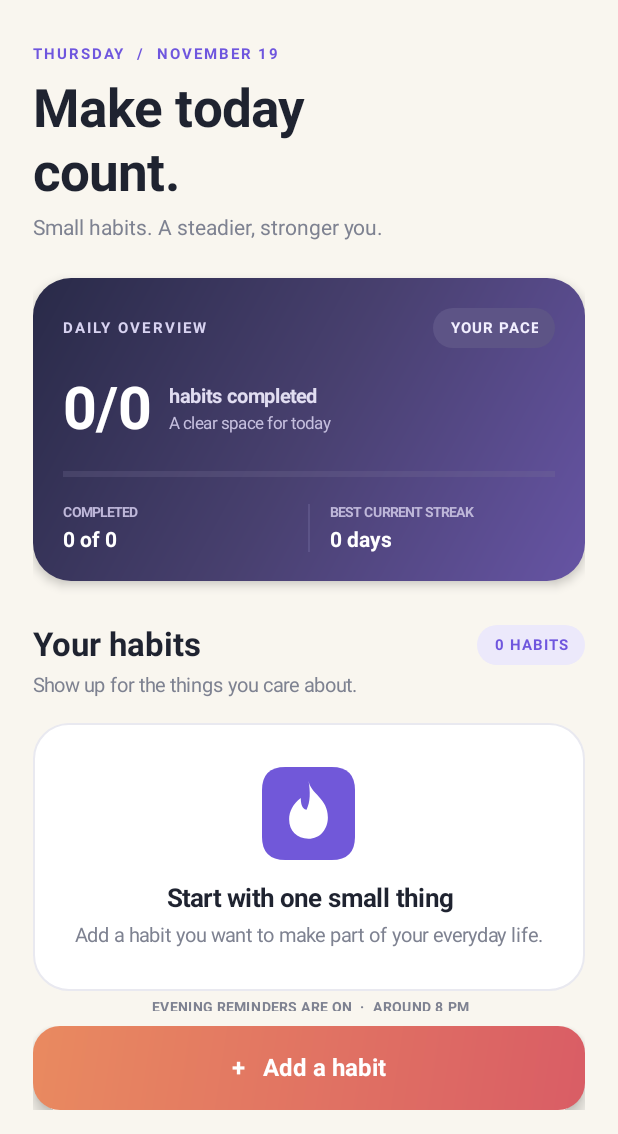
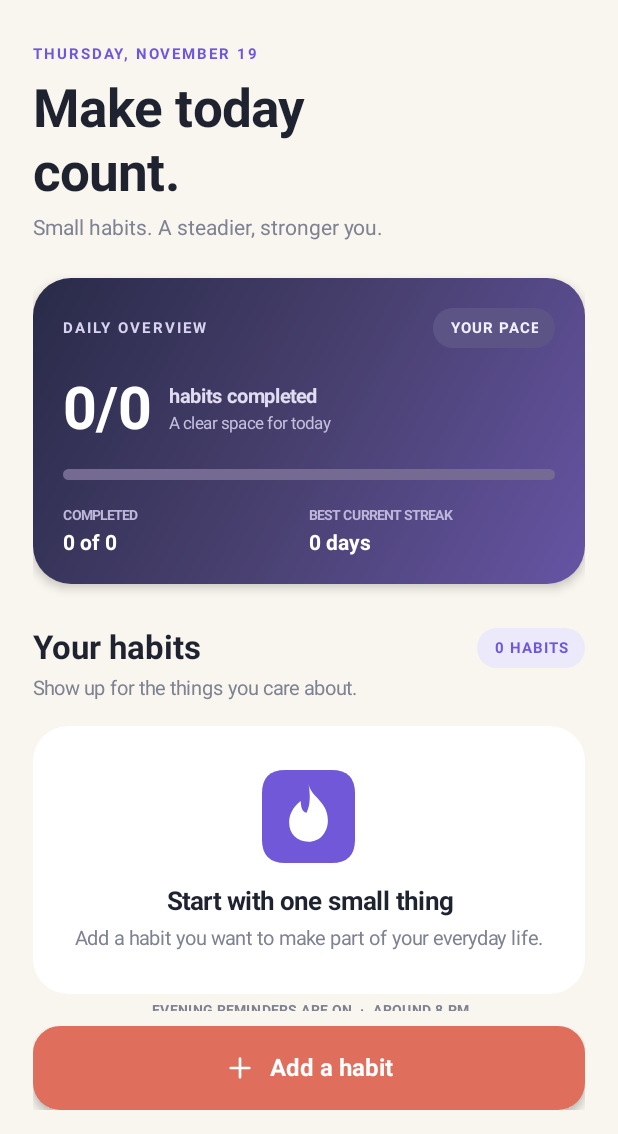
Before and after one commit to jwmwibty/Streak-Counter, an Android app: the screen it shows after launch (MainActivity), on a phone screen of 412 x 824 dp, the part 102-1236 px from its top. Run offline under Robolectric (Android 15) with nearby library versions, the phone set to English and light mode, and no system bars.

Commit message:
Polish habit UI icons motion and haptics
Co-authored-by: arena-agent <297053741+arena-agent@users.noreply.github.com>

```diff
--- a/app/src/main/java/com/streakcounter/app/MainActivity.java
+++ b/app/src/main/java/com/streakcounter/app/MainActivity.java
@@ -22,6 +22,7 @@ import android.os.Bundle;
 import android.provider.Settings;
 import android.text.InputFilter;
 import android.view.Gravity;
+import android.view.HapticFeedbackConstants;
 import android.view.MotionEvent;
 import android.view.View;
 import android.view.WindowManager;
@@ -30,7 +31,6 @@ import android.widget.EditText;
 import android.widget.LinearLayout;
 import android.widget.FrameLayout;
 import android.widget.ImageView;
-import android.widget.ProgressBar;
 import android.widget.ScrollView;
 import android.widget.TextView;
 import android.widget.Toast;
@@ -57,6 +57,7 @@ public class MainActivity extends Activity {
 
     private List<Task> tasks = new ArrayList<>();
     private LinearLayout root;
+    private ScrollView habitScroll;
 
     private int dp(float value) {
         return (int) (getResources().getDisplayMetrics().density * value + .5f);
@@ -183,6 +184,52 @@ public class MainActivity extends Activity {
         });
     }
 
+    private ImageView icon(int resource, int tint) {
+        ImageView image = new ImageView(this);
+        image.setImageResource(resource);
+        image.setColorFilter(tint);
+        image.setScaleType(ImageView.ScaleType.CENTER_INSIDE);
+        image.setImportantForAccessibility(View.IMPORTANT_FOR_ACCESSIBILITY_NO);
+        return image;
+    }
+
+    // Uses Android's haptic setting; no vibration permission or custom vibration pattern.
+    private void confirmHaptic(View view) {
+        view.performHapticFeedback(Build.VERSION.SDK_INT >= 30
+                ? HapticFeedbackConstants.CONFIRM : HapticFeedbackConstants.VIRTUAL_KEY);
+    }
+
+    /** A single rounded track avoids platform progress drawable artifacts. */
+    private class ProgressTrack extends View {
+        private final Paint paint = new Paint(Paint.ANTI_ALIAS_FLAG);
+        private float fraction;
+        private ValueAnimator animator;
+        ProgressTrack(float target, boolean animate) {
+            super(MainActivity.this);
+            fraction = animate ? 0 : target;
+            if (animate) {
+                animator = ValueAnimator.ofFloat(0, target);
+                animator.setDuration(480);
+                animator.setInterpolator(new DecelerateInterpolator());
+                animator.addUpdateListener(a -> { fraction = (Float) a.getAnimatedValue(); invalidate(); });
+                animator.start();
+            }
+        }
+        @Override protected void onDraw(Canvas canvas) {
+            float r = getHeight() / 2f;
+            paint.setColor(0xFF746A92);
+            canvas.drawRoundRect(0, 0, getWidth(), getHeight(), r, r, paint);
+            if (fraction > 0) {
+                paint.setColor(0xFFE2D6FF);
+                canvas.drawRoundRect(0, 0, getWidth() * fraction, getHeight(), r, r, paint);
+            }
+        }
+        @Override protected void onDetachedFromWindow() {
+            if (animator != null) animator.cancel();
+            super.onDetachedFromWindow();
+        }
+    }
+
     private void save() {
         TaskStore.save(this, tasks);
         render();
@@ -202,6 +249,8 @@ public class MainActivity extends Activity {
             best = Math.max(best, task.streak(today));
         }
 
+        final boolean firstRender = habitScroll == null;
+        final int savedScroll = firstRender ? 0 : habitScroll.getScrollY();
         root = column();
         root.setBackgroundColor(BACKGROUND);
         setContentView(root);
@@ -211,17 +260,15 @@ public class MainActivity extends Activity {
         scroll.setClipToPadding(false);
         scroll.setVerticalScrollBarEnabled(false);
         scroll.setFocusableInTouchMode(true);
+        habitScroll = scroll;
         root.addView(scroll, new LinearLayout.LayoutParams(-1, 0, 1));
 
         LinearLayout content = column();
         content.setFocusableInTouchMode(true);
         pad(content, 22, 22, 22, 24);
         scroll.addView(content);
-        // Prevent focus restoration from leaving the brand mark clipped off-screen.
-        scroll.post(() -> {
-            scroll.scrollTo(0, 0);
-            content.requestFocus();
-        });
+        // Keep the user's place when a check-in, delete or permission change rebuilds the list.
+        scroll.post(() -> scroll.scrollTo(0, savedScroll));
 
         // Brand and date
         LinearLayout top = row();
@@ -245,11 +292,11 @@ public class MainActivity extends Activity {
                 0xFFECECF3, 0xFF6E7080);
         top.addView(date);
         content.addView(top);
-        animateEntrance(top, 0);
+        if (firstRender) animateEntrance(top, 0);
 
         space(content, 30);
         TextView eyebrow = text(
-                today.format(DateTimeFormatter.ofPattern("EEEE  /  MMMM d", Locale.getDefault()))
+                today.format(DateTimeFormatter.ofPattern("EEEE, MMMM d", Locale.getDefault()))
                         .toUpperCase(Locale.getDefault()),
                 10, PURPLE, true);
         eyebrow.setLetterSpacing(.13f);
@@ -301,38 +348,19 @@ public class MainActivity extends Activity {
         summary.addView(figures);
 
         space(summary, 17);
-        ProgressBar progress = new ProgressBar(
-                this, null, android.R.attr.progressBarStyleHorizontal);
-        progress.setMax(100);
-        progress.setProgress(0);
-        progress.setProgressTintList(ColorStateList.valueOf(0xFFD3C5FF));
-        progress.setProgressBackgroundTintList(ColorStateList.valueOf(0xFF777096));
+        float progressValue = due == 0 ? 0f : Math.min(1f, (float) done / due);
+        ProgressTrack progress = new ProgressTrack(progressValue, firstRender);
+        progress.setContentDescription(done + " of " + due + " habits completed");
         summary.addView(progress, lp(-1, 7));
 
-        int progressValue = due == 0 ? 0 : Math.min(100, done * 100 / due);
-        progress.post(() -> {
-            ValueAnimator animator = ValueAnimator.ofInt(0, progressValue);
-            animator.setDuration(760);
-            animator.setInterpolator(new DecelerateInterpolator());
-            animator.addUpdateListener(a ->
-                    progress.setProgress((Integer) a.getAnimatedValue()));
-            animator.start();
-        });
-
-        space(summary, 16);
+        space(summary, 18);
         LinearLayout stats = row();
         addSummaryStat(stats, "COMPLETED", done + " of " + due);
-        View divider = new View(this);
-        divider.setBackgroundColor(0x557D77A8);
-        LinearLayout.LayoutParams dividerParams = lp(1, 32);
-        dividerParams.leftMargin = dp(13);
-        dividerParams.rightMargin = dp(13);
-        stats.addView(divider, dividerParams);
         addSummaryStat(stats, "BEST CURRENT STREAK", best + (best == 1 ? " day" : " days"));
         summary.addView(stats);
 
         content.addView(summary);
-        animateEntrance(summary, 1);
+        if (firstRender) animateEntrance(summary, 1);
         space(content, 29);
 
         // Habit section heading
@@ -353,7 +381,7 @@ public class MainActivity extends Activity {
             LinearLayout empty = column();
             empty.setGravity(Gravity.CENTER);
             pad(empty, 22, 29, 22, 29);
-            empty.setBackground(outline(Color.WHITE, 0xFFE9E9F0, 23));
+            empty.setBackground(shape(Color.WHITE, 23));
             ImageView initial = new ImageView(this);
             initial.setImageResource(R.drawable.ic_app);
             initial.setScaleType(ImageView.ScaleType.FIT_CENTER);
@@ -370,13 +398,13 @@ public class MainActivity extends Activity {
             emptyBody.setLineSpacing(dp(3), 1f);
             empty.addView(emptyBody);
             content.addView(empty);
-            animateEntrance(empty, 2);
+            if (firstRender) animateEntrance(empty, 2);
         } else {
             int index = 2;
             for (Task task : tasks) {
                 View card = taskCard(task, today);
                 content.addView(card);
-                animateEntrance(card, index++);
+                if (firstRender) animateEntrance(card, Math.min(index++, 5));
                 space(content, 12);
             }
         }
@@ -386,13 +414,17 @@ public class MainActivity extends Activity {
             LinearLayout notice = row();
             pad(notice, 15, 14, 15, 14);
             notice.setBackground(shape(0xFFEDEAFF, 16));
+            ImageView bell = icon(R.drawable.ic_bell, PURPLE);
+            notice.addView(bell, lp(24, 24));
             LinearLayout noticeCopy = column();
+            LinearLayout.LayoutParams noticeCopyParams = new LinearLayout.LayoutParams(0, -2, 1);
+            noticeCopyParams.leftMargin = dp(12);
             noticeCopy.addView(text("A gentle reminder", 13, PURPLE, true));
             space(noticeCopy, 4);
             noticeCopy.addView(text(
                     "Enable notifications for your evening check-in.",
                     11, 0xFF77718F, false));
-            notice.addView(noticeCopy, new LinearLayout.LayoutParams(0, -2, 1));
+            notice.addView(noticeCopy, noticeCopyParams);
             TextView enable = text("Enable", 12, PURPLE, true);
             enable.setGravity(Gravity.CENTER);
             notice.addView(enable);
@@ -419,10 +451,17 @@ public class MainActivity extends Activity {
         pad(footer, 22, 10, 22, 16);
         footer.setBackgroundColor(BACKGROUND);
 
-        TextView add = text("+   Add a habit", 16, Color.WHITE, true);
+        LinearLayout add = row();
         add.setGravity(Gravity.CENTER);
-        add.setBackground(gradient(new int[]{0xFFE98A60, 0xFFD95D65}, 18));
-        add.setElevation(dp(5));
+        add.setBackground(ripple(0xFFDF6F5C, 0x55FFFFFF, 18));
+        add.setElevation(dp(3));
+        add.addView(icon(R.drawable.ic_plus, Color.WHITE), lp(21, 21));
+        TextView addLabel = text("Add a habit", 16, Color.WHITE, true);
+        LinearLayout.LayoutParams addLabelParams = lp(-2, -2);
+        addLabel.setImportantForAccessibility(View.IMPORTANT_FOR_ACCESSIBILITY_NO);
+        addLabelParams.leftMargin = dp(9);
+        add.addView(addLabel, addLabelParams);
+        add.setContentDescription("Add a habit");
         add.setOnClickListener(v -> showAddDialog());
         addPressFeedback(add);
         footer.addView(add, lp(-1, 56));
@@ -443,8 +482,8 @@ public class MainActivity extends Activity {
 
         LinearLayout card = column();
         pad(card, 16, 16, 16, 15);
-        card.setBackground(outline(Color.WHITE, 0xFFEAE4D9, 21));
-        card.setElevation(dp(1));
+        card.setBackground(shape(Color.WHITE, 22));
+        card.setElevation(dp(2));
 
         LinearLayout top = row();
         View initial = new IconArt(iconFor(task.name), task.color,
@@ -466,47 +505,53 @@ public class MainActivity extends Activity {
                         + (scheduled ? (done ? "Completed today" : "Scheduled today") : "Rest day"),
                 11, MUTED, false));
 
-        TextView more = text("•••", 16, MUTED, true);
-        more.setGravity(Gravity.CENTER);
+        ImageView more = icon(R.drawable.ic_more, MUTED);
+        more.setImportantForAccessibility(View.IMPORTANT_FOR_ACCESSIBILITY_YES);
         more.setContentDescription("Options for " + task.name);
-        top.addView(more, lp(38, 40));
+        more.setBackground(ripple(Color.TRANSPARENT, 0x227E8291, 24));
+        pad(more, 12, 12, 12, 12);
+        top.addView(more, lp(48, 48));
         more.setOnClickListener(v -> confirmDelete(task));
         card.addView(top);
 
-        space(card, 17);
-        View separator = new View(this);
-        separator.setBackgroundColor(0xFFF0ECE3);
-        card.addView(separator, lp(-1, 1));
-        space(card, 13);
+        space(card, 20);
 
         LinearLayout lower = row();
         LinearLayout streakInfo = column();
         lower.addView(streakInfo, new LinearLayout.LayoutParams(0, -2, 1));
 
-        TextView streakCount = text(
-                String.valueOf(task.streak(today)),
-                23, task.color, true);
-        streakInfo.addView(streakCount);
+        LinearLayout streakRow = row();
+        streakRow.addView(icon(R.drawable.ic_flame, task.color), lp(19, 19));
+        TextView streakCount = text(String.valueOf(task.streak(today)), 23, INK, true);
+        LinearLayout.LayoutParams streakParams = lp(-2, -2);
+        streakParams.leftMargin = dp(6);
+        streakRow.addView(streakCount, streakParams);
+        streakInfo.addView(streakRow);
         space(streakInfo, 3);
         streakInfo.addView(text("DAY STREAK", 9, MUTED, true));
 
-        TextView action = text(
-                done ? "Completed" : scheduled ? "Check in" : "Rest day",
-                13,
-                done ? 0xFF43836C : scheduled ? Color.WHITE : MUTED,
-                true);
+        LinearLayout action = row();
         action.setGravity(Gravity.CENTER);
-        pad(action, 17, 0, 17, 0);
+        pad(action, 15, 0, 15, 0);
+        int actionText = done ? 0xFF387C62 : scheduled ? Color.WHITE : MUTED;
         action.setBackground(ripple(
-                done ? 0xFFE7F4EC : scheduled ? task.color : 0xFFF1F1F4,
-                done ? 0xFFD4EBDD : 0x44726AD0, 14));
-        action.setContentDescription(
-                done ? task.name + " completed today" :
-                        scheduled ? "Check in " + task.name : task.name + " rest day");
+                done ? 0xFFE7F4EC : scheduled ? task.color : 0xFFF4F2EF,
+                0x33FFFFFF, 14));
+        action.addView(icon(scheduled ? R.drawable.ic_check : R.drawable.ic_moon,
+                actionText), lp(17, 17));
+        TextView actionLabel = text(done ? "Completed" : scheduled ? "Check in" : "Rest day",
+                13, actionText, true);
+        LinearLayout.LayoutParams actionLabelParams = lp(-2, -2);
+        actionLabel.setImportantForAccessibility(View.IMPORTANT_FOR_ACCESSIBILITY_NO);
+        actionLabelParams.leftMargin = dp(7);
+        action.addView(actionLabel, actionLabelParams);
+        action.setContentDescription(done ? task.name + " completed today" :
+                scheduled ? "Check in " + task.name : task.name + " rest day");
         if (scheduled && !done) {
             action.setOnClickListener(v -> {
                 LocalDate now = LocalDate.now();
                 if (task.scheduled(now) && task.completions.add(now)) {
+                    confirmHaptic(v);
                     save();
                     boolean allDone = true;
                     for (Task item : tasks) {
@@ -522,31 +567,26 @@ public class MainActivity extends Activity {
             });
             addPressFeedback(action);
         }
-        lower.addView(action, lp(-2, 43));
+        lower.addView(action, lp(-2, 48));
         card.addView(lower);
 
-        space(card, 16);
+        space(card, 19);
+        TextView scheduleLabel = text("WEEKLY PLAN", 10, MUTED, true);
+        scheduleLabel.setLetterSpacing(.08f);
+        card.addView(scheduleLabel);
+        space(card, 9);
         LinearLayout schedule = row();
-        TextView scheduleLabel = text("WEEKLY PLAN", 9, MUTED, true);
-        scheduleLabel.setLetterSpacing(.08f);
-        schedule.addView(scheduleLabel, new LinearLayout.LayoutParams(0, -2, 1));
-
         for (int i = 0; i < 7; i++) {
-            TextView day = text(DAYS[i], 10,
-                    task.days[i] ? task.color : 0xFFB5B6C0, true);
+            TextView day = text(DAYS[i], 11, task.days[i] ? task.color : 0xFFA5A3A9, true);
             day.setGravity(Gravity.CENTER);
-            day.setBackground(shape(
-                    task.days[i] ? blend(task.color, Color.WHITE, .90f) : 0xFFF5F1E9,
-                    9));
-            day.setContentDescription(
-                    DAY_NAMES[i] + (task.days[i] ? " scheduled" : " rest day"));
-            LinearLayout.LayoutParams dayParams = lp(25, 25);
-            dayParams.leftMargin = dp(4);
+            day.setBackground(shape(task.days[i]
+                    ? blend(task.color, Color.WHITE, .90f) : 0xFFF7F5F1, 10));
+            day.setContentDescription(DAY_NAMES[i] + (task.days[i] ? " scheduled" : " rest day"));
+            LinearLayout.LayoutParams dayParams = new LinearLayout.LayoutParams(0, dp(32), 1);
+            if (i > 0) dayParams.leftMargin = dp(5);
             schedule.addView(day, dayParams);
         }
-
         card.addView(schedule);
-        addPressFeedback(card);
         return card;
     }
 
@@ -728,7 +768,7 @@ public class MainActivity extends Activity {
         pad(screen, 28, 30, 28, 28);
         screen.setBackgroundColor(0xFF101C1E);
 
-        TextView eyebrow = text("DAYLIGHT  /  STREAK UNLOCKED", 10, 0xFF829496, true);
+        TextView eyebrow = text("DAYLIGHT  ·  STREAK UNLOCKED", 10, 0xFF829496, true);
         eyebrow.setGravity(Gravity.CENTER);
         eyebrow.setLetterSpacing(.17f);
         screen.addView(eyebrow);
@@ -770,11 +810,20 @@ public class MainActivity extends Activity {
             space(dayCell, 7);
             boolean scheduled = task.scheduled(date);
             boolean completed = task.done(date);
-            TextView mark = text(completed ? "✓" : scheduled ? "·" : "–",
-                    15, completed ? 0xFF142021 : 0xFF65777A, true);
-            mark.setGravity(Gravity.CENTER);
+            FrameLayout mark = new FrameLayout(this);
             mark.setBackground(shape(completed ? 0xFFFF805C :
                     (date.equals(today) ? 0xFF263638 : 0xFF1A292B), 10));
+            mark.setContentDescription(DAY_NAMES[i] + (completed ? ", completed" :
+                    scheduled ? ", scheduled" : ", rest day"));
+            if (completed) {
+                ImageView check = icon(R.drawable.ic_check, 0xFF142021);
+                FrameLayout.LayoutParams checkParams = new FrameLayout.LayoutParams(dp(17), dp(17), Gravity.CENTER);
+                mark.addView(check, checkParams);
+            } else if (scheduled) {
+                View dot = new View(this);
+                dot.setBackground(shape(0xFF65777A, 8));
+                mark.addView(dot, new FrameLayout.LayoutParams(dp(4), dp(4), Gravity.CENTER));
+            }
             dayCell.addView(mark, lp(30, 30));
         }
         screen.addView(week);
@@ -804,6 +853,7 @@ public class MainActivity extends Activity {
         button.setBackground(gradient(new int[]{0xFFFF9A55, 0xFFFF604F}, 13));
         screen.addView(button, lp(-1, 49));
         button.setOnClickListener(v -> dialog.dismiss());
+        addPressFeedback(button);
 
         dialog.setContentView(screen);
         dialog.show();
@@ -818,15 +868,15 @@ public class MainActivity extends Activity {
         }
         fire.startBurst();
         ValueAnimator number = ValueAnimator.ofInt(Math.max(0, streak - 1), streak);
-        number.setStartDelay(520);
-        number.setDuration(520);
+        number.setStartDelay(240);
+        number.setDuration(350);
         number.setInterpolator(new DecelerateInterpolator());
         number.addUpdateListener(anim -> count.setText(
                 String.valueOf((Integer) anim.getAnimatedValue())));
         number.start();
-        count.setScaleX(.72f);
-        count.setScaleY(.72f);
-        count.animate().scaleX(1f).scaleY(1f).setStartDelay(520).setDuration(520).start();
+        count.setScaleX(.9f);
+        count.setScaleY(.9f);
+        count.animate().scaleX(1f).scaleY(1f).setStartDelay(240).setDuration(350).start();
     }
 
     /** Full-screen flame celebration, drawn locally with a short burst of sparks. */
@@ -842,7 +892,7 @@ public class MainActivity extends Activity {
 
         void startBurst() {
             animator = ValueAnimator.ofFloat(0f, 1f);
-            animator.setDuration(1750);
+            animator.setDuration(1050);
             animator.setInterpolator(new DecelerateInterpolator());
             animator.addUpdateListener(a -> {
                 progress = (Float) a.getAnimatedValue();
@@ -856,13 +906,14 @@ public class MainActivity extends Activity {
             float cx = getWidth() / 2f;
             float cy = getHeight() * .78f;
             float appear = Math.min(1f, progress * 2.3f);
-            float pulse = 1f + (float)Math.sin(progress * Math.PI * 5) * .035f;
+            float pulse = 1f + (float)Math.sin(progress * Math.PI * 3) * .018f;
             float alpha = Math.max(.18f, 1f - Math.max(0f, progress - .35f) * .7f);
 
             canvas.save();
             canvas.translate(cx, cy);
-            canvas.scale((.58f + appear * .42f) * pulse,
-                    (.58f + appear * .42f) * pulse);
+            float artScale = Math.min(getWidth() / 190f, getHeight() / 178f);
+            canvas.scale(artScale * (.78f + appear * .22f) * pulse,
+                    artScale * (.78f + appear * .22f) * pulse);
 
             p.setStyle(Paint.Style.FILL);
             p.setColor(Color.argb((int)(alpha * 45), 255, 75, 48));
@@ -935,6 +986,7 @@ public class MainActivity extends Activity {
                         + " streak and check-ins will be permanently removed.")
                 .setNegativeButton("Keep habit", null)
                 .setPositiveButton("Delete", (dialog, which) -> {
+                    confirmHaptic(root);
                     tasks.remove(task);
                     save();
                 })
@@ -1067,6 +1119,7 @@ public class MainActivity extends Activity {
                     return;
                 }
 
+                confirmHaptic(v);
                 tasks.add(Task.create(value, COLORS[colorChoice[0]], selected));
                 save();
                 dialog.dismiss();
--- a/app/src/main/java/com/streakcounter/app/ReminderReceiver.java
+++ b/app/src/main/java/com/streakcounter/app/ReminderReceiver.java
@@ -43,7 +43,7 @@ public class ReminderReceiver extends BroadcastReceiver {
         PendingIntent content = PendingIntent.getActivity(context, 0, open, PendingIntent.FLAG_UPDATE_CURRENT | PendingIntent.FLAG_IMMUTABLE);
         String message = atRisk.size() == 1 ? "Your " + atRisk.get(0) + " streak is waiting for you." : atRisk.size() + " streaks need a check-in today: " + String.join(", ", atRisk);
         Notification notification = new Notification.Builder(context, CHANNEL)
-            .setSmallIcon(R.drawable.ic_notification).setContentTitle("Don't lose your streak ✨")
+            .setSmallIcon(R.drawable.ic_notification).setContentTitle("Don't lose your streak")
             .setContentText(message).setStyle(new Notification.BigTextStyle().bigText(message))
             .setContentIntent(content).setAutoCancel(true).build();
         manager.notify(100, notification);
--- /dev/null
+++ b/app/src/main/res/drawable/ic_bell.xml
@@ -0,0 +1,3 @@
+<vector xmlns:android="http://schemas.android.com/apk/res/android" android:width="24dp" android:height="24dp" android:viewportWidth="24" android:viewportHeight="24">
+    <path android:fillColor="@android:color/transparent" android:strokeColor="#FF6F56DE" android:strokeWidth="1.8" android:strokeLineCap="round" android:strokeLineJoin="round" android:pathData="M18,8.5a6,6 0,0 0,-12 0c0,7 -2,7 -2,8.5h16c0,-1.5 -2,-1.5 -2,-8.5 M10,20a2,2 0,0 0,4 0"/>
+</vector>
--- /dev/null
+++ b/app/src/main/res/drawable/ic_check.xml
@@ -0,0 +1,3 @@
+<vector xmlns:android="http://schemas.android.com/apk/res/android" android:width="24dp" android:height="24dp" android:viewportWidth="24" android:viewportHeight="24">
+    <path android:fillColor="@android:color/transparent" android:strokeColor="#FFFFFFFF" android:strokeWidth="2.2" android:strokeLineCap="round" android:strokeLineJoin="round" android:pathData="M5,12 L10,17 L19,7"/>
+</vector>
--- /dev/null
+++ b/app/src/main/res/drawable/ic_flame.xml
@@ -0,0 +1,3 @@
+<vector xmlns:android="http://schemas.android.com/apk/res/android" android:width="24dp" android:height="24dp" android:viewportWidth="24" android:viewportHeight="24">
+    <path android:fillColor="#FFFF7958" android:pathData="M12.7,2.2 C13.2,6.2 10.8,7.4 10.6,10.1 C9.4,9.3 9,8.1 9.1,6.9 C6.5,9.1 5,11.5 5,14.6 C5,18.8 8,21.5 12,21.5 C16,21.5 19,18.8 19,14.7 C19,11.6 17.5,9.1 15.8,7.6 C15.8,9.3 15.1,10.3 14.3,10.8 C14.5,7.9 14.2,4.9 12.7,2.2 Z"/>
+</vector>
--- /dev/null
+++ b/app/src/main/res/drawable/ic_moon.xml
@@ -0,0 +1,3 @@
+<vector xmlns:android="http://schemas.android.com/apk/res/android" android:width="24dp" android:height="24dp" android:viewportWidth="24" android:viewportHeight="24">
+    <path android:fillColor="@android:color/transparent" android:strokeColor="#FF7E8291" android:strokeWidth="1.8" android:strokeLineCap="round" android:strokeLineJoin="round" android:pathData="M19.3,15.5 A8.1,8.1 0,0 1,8.5 4.7 A8.2,8.2 0,1 0,19.3 15.5 Z"/>
+</vector>
--- /dev/null
+++ b/app/src/main/res/drawable/ic_more.xml
@@ -0,0 +1,3 @@
+<vector xmlns:android="http://schemas.android.com/apk/res/android" android:width="24dp" android:height="24dp" android:viewportWidth="24" android:viewportHeight="24">
+    <path android:fillColor="#FF7E8291" android:pathData="M5,10.2a1.8,1.8 0,1 0,0 3.6a1.8,1.8 0,1 0,0 -3.6 M12,10.2a1.8,1.8 0,1 0,0 3.6a1.8,1.8 0,1 0,0 -3.6 M19,10.2a1.8,1.8 0,1 0,0 3.6a1.8,1.8 0,1 0,0 -3.6"/>
+</vector>
--- /dev/null
+++ b/app/src/main/res/drawable/ic_plus.xml
@@ -0,0 +1,3 @@
+<vector xmlns:android="http://schemas.android.com/apk/res/android" android:width="24dp" android:height="24dp" android:viewportWidth="24" android:viewportHeight="24">
+    <path android:fillColor="@android:color/transparent" android:strokeColor="#FFFFFFFF" android:strokeWidth="2" android:strokeLineCap="round" android:pathData="M12,5 L12,19 M5,12 L19,12"/>
+</vector>
```
